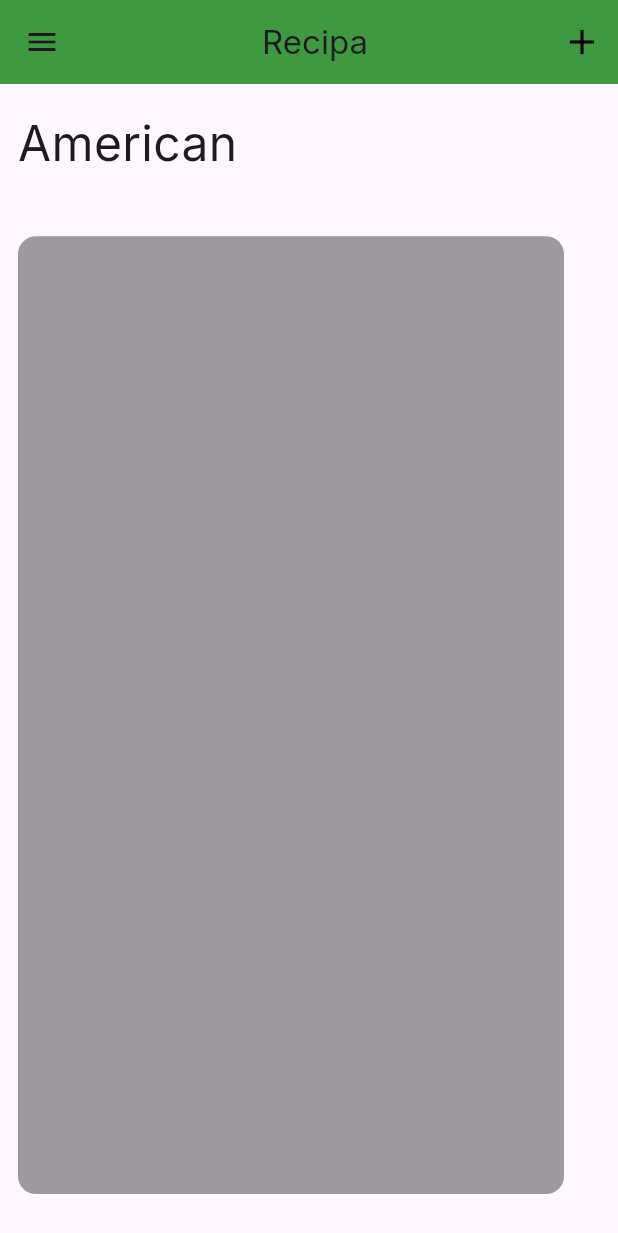
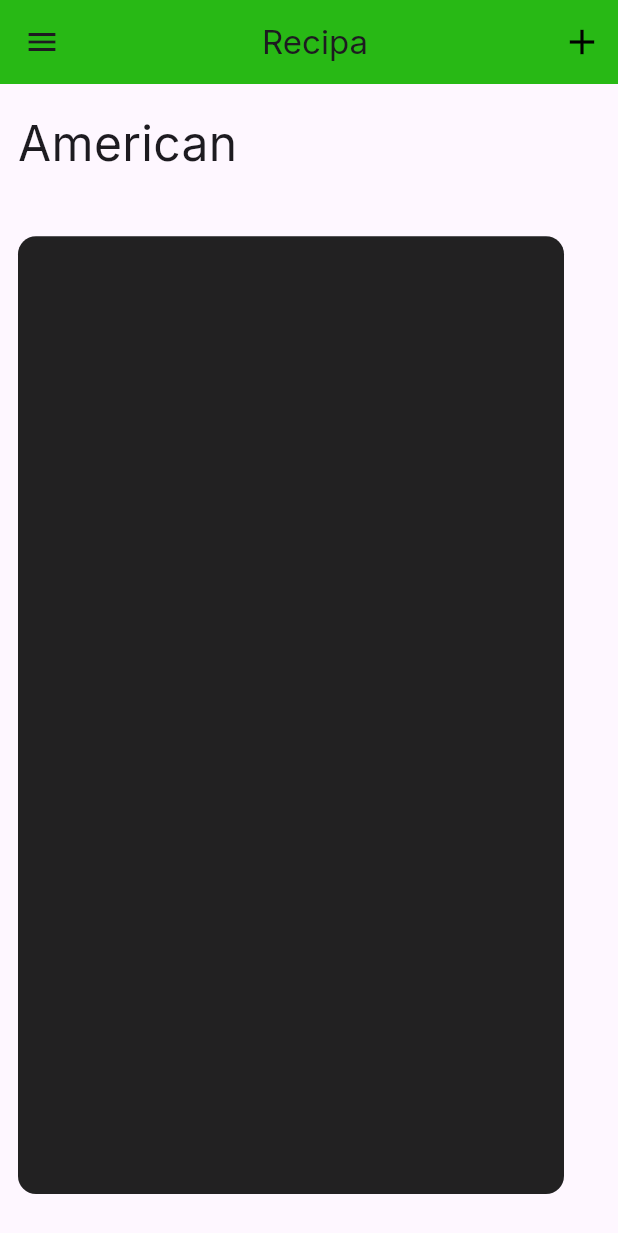
Before and after one commit to RafihYahya/RECIPE_APP_FLUTTER, a Flutter app: the screen it shows after launch, on a phone screen of 412 x 824 dp. Shown: the top 1233 px of the screen. Run offline on Flutter 3.47's test engine with Material 2 defaults, Android fonts, the phone set to English and light mode, and no system bars; our stand-ins replace google_fonts.

Commit message:
color_fix

```diff
--- a/lib/components/custom_card.dart
+++ b/lib/components/custom_card.dart
@@ -9,7 +9,7 @@ class CustomCardMainP extends StatelessWidget {
   Widget build(BuildContext context) {
     return Container(
       decoration: BoxDecoration(
-        color: Colors.black38,
+        color: Colors.black87,
         borderRadius: BorderRadius.circular(12.0),
       ),
     );
--- a/lib/pages/home_page.dart
+++ b/lib/pages/home_page.dart
@@ -18,7 +18,7 @@ class _HomePageState extends State<HomePage> {
               'Recipa',
             ),
           ),
-          backgroundColor: const Color.fromARGB(255, 62, 153, 65),
+          backgroundColor: Color.fromARGB(255, 40, 185, 21),
           actions: [
             IconButton(
               onPressed: () {},
```
